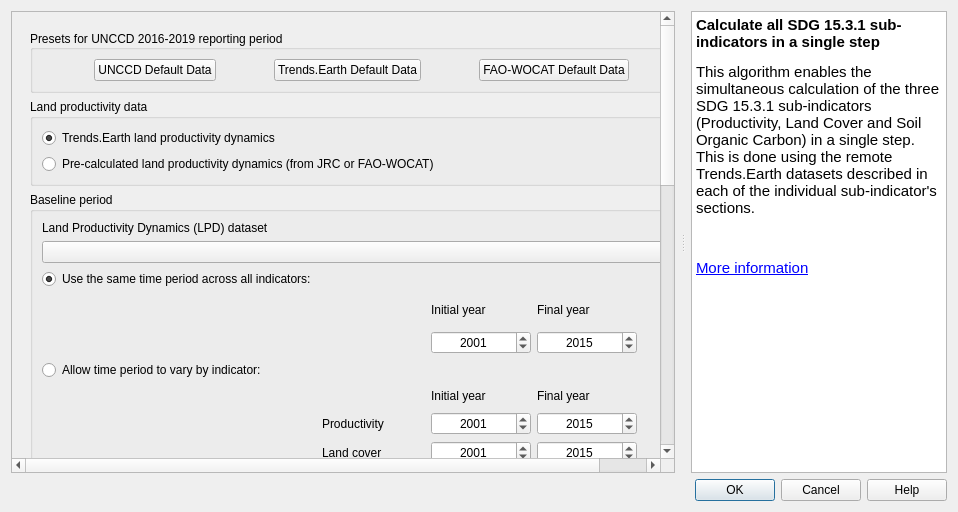
First picture: the form in LDMP/gui/DlgCalculateOneStep.ui, repository ConservationInternational/trends.earth, before the edit.
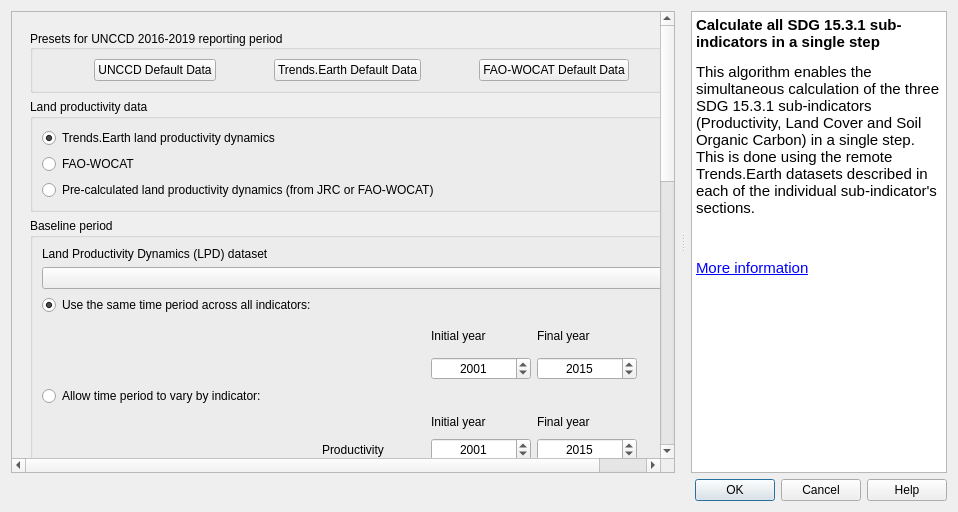
Second picture: the form after the edit. Custom widgets are drawn as their Qt base class.

Commit message: updated fao-wocat UI options

The edit to the form file:
```diff
--- a/LDMP/gui/DlgCalculateOneStep.ui
+++ b/LDMP/gui/DlgCalculateOneStep.ui
@@ -66,9 +66,9 @@
           <property name="geometry">
            <rect>
             <x>0</x>
-            <y>-427</y>
-            <width>653</width>
-            <height>890</height>
+            <y>0</y>
+            <width>787</width>
+            <height>1379</height>
            </rect>
           </property>
           <layout class="QVBoxLayout" name="verticalLayout_7">
@@ -151,6 +151,13 @@
                    </property>
                   </widget>
                  </item>
+                 <item>
+                  <widget class="QRadioButton" name="radio_fao_wocat">
+                   <property name="text">
+                    <string>FAO-WOCAT</string>
+                   </property>
+                  </widget>
+                 </item>
                  <item>
                   <widget class="QRadioButton" name="radio_lpd_precalculated">
                    <property name="text">
```
Left out of the diff: 16 changed lines with no effect on the pictures. The commit also changes 3 other files.
